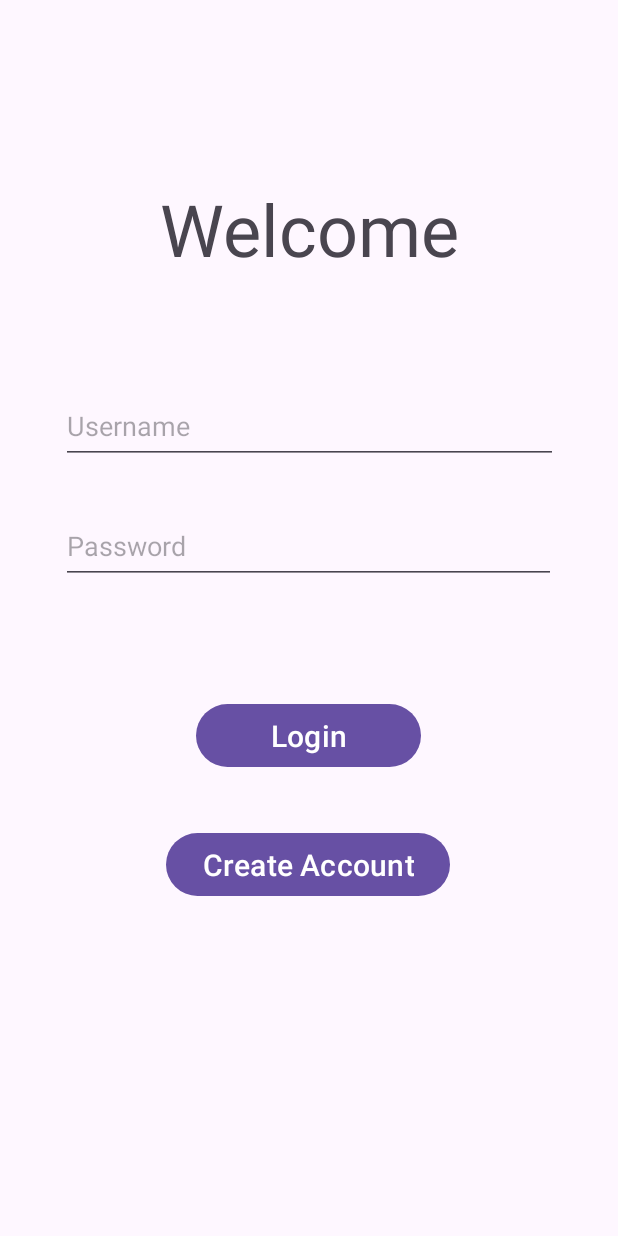
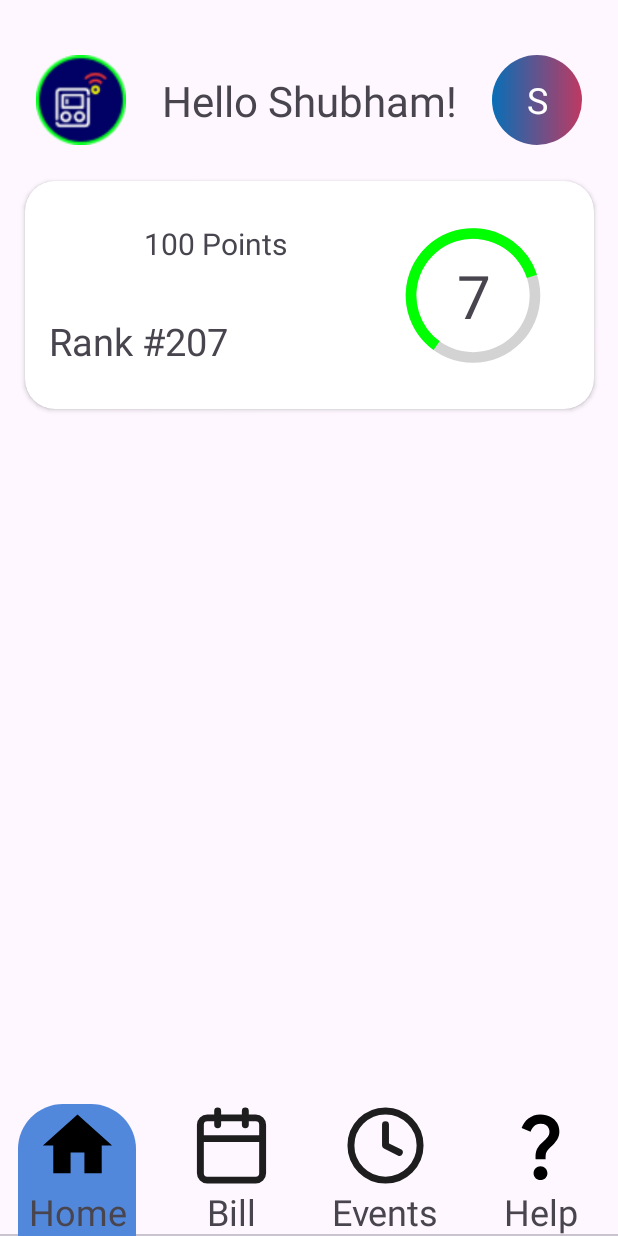
Before and after one commit to shubhamagrl/BDR-App-Project, an Android app: the screen it shows after launch (MainActivity), on a phone screen of 412 x 824 dp. Run offline under Robolectric (Android 15) with nearby library versions, the phone set to English and light mode, and no system bars; our stand-ins replace data binding.

Commit message:
Completed the Tab Layout

```diff
--- a/app/src/main/java/com/example/bdrapp/MainActivity.kt
+++ b/app/src/main/java/com/example/bdrapp/MainActivity.kt
@@ -1,6 +1,8 @@
 package com.example.bdrapp
 
+import android.graphics.PorterDuff
 import android.os.Bundle
+import android.view.LayoutInflater
 import android.view.MenuItem
 import android.view.View
 import android.widget.ImageView
@@ -9,35 +11,103 @@ import android.widget.TextView
 import android.widget.Toast
 import androidx.activity.enableEdgeToEdge
 import androidx.appcompat.app.AppCompatActivity
+import androidx.core.content.ContextCompat
 import androidx.core.view.ViewCompat
 import androidx.core.view.WindowInsetsCompat
 import androidx.databinding.DataBindingUtil
 import androidx.viewpager2.widget.ViewPager2
 import com.example.bdrapp.adapters.myPagerAdapter
 import com.example.bdrapp.databinding.ActivityMainBinding
+import com.google.android.material.tabs.TabLayout
+import com.google.android.material.tabs.TabLayoutMediator
 
 class MainActivity : AppCompatActivity() {
 
     lateinit var binding: ActivityMainBinding
     lateinit var viewPager2: ViewPager2
     lateinit var adapter: myPagerAdapter
+    lateinit var tabLayout: TabLayout
 
     override fun onCreate(savedInstanceState: Bundle?) {
         super.onCreate(savedInstanceState)
         enableEdgeToEdge()
         setContentView(R.layout.activity_main)
 
+        setup()
+        tabSelection()
+    }
+
+
+    fun setup(){
         viewPager2 = findViewById(R.id.id_viewPager2)
-        viewPager2.orientation = ViewPager2.ORIENTATION_HORIZONTAL
-
-        adapter = myPagerAdapter(supportFragmentManager, lifecycle)
-
-        adapter.addFragments(fragment_login())
-        adapter.addFragments(fragment_bill())
-        adapter.addFragments(fragment_events())
-        adapter.addFragments(fragment_help())
-
+        adapter = myPagerAdapter(this)
         viewPager2.adapter = adapter
 
+        // Set up TabLayout with ViewPager
+        tabLayout = findViewById(R.id.idtablayout)
+        TabLayoutMediator(tabLayout, viewPager2) { tab, position ->
+            when (position) {
+                0 -> tab.text = "Home"
+                1 -> tab.text = "Bill"
+                2 -> tab.text = "Events"
+                3 -> tab.text = "Help"
+            }
+        }.attach()
+        for (i in 0 until tabLayout.tabCount) {
+            val tab = tabLayout.getTabAt(i)
+            tab?.customView = getTabView(i)
+        }
+    }
+
+    fun tabSelection(){
+        tabLayout.addOnTabSelectedListener(object : TabLayout.OnTabSelectedListener {
+            override fun onTabSelected(tab: TabLayout.Tab) {
+                val tabIcon = tab.customView?.findViewById<ImageView>(R.id.id_tab_icon)
+                val tabTitle = tab.customView?.findViewById<TextView>(R.id.id_tab_text)
+
+                tabIcon?.setColorFilter(ContextCompat.getColor(this@MainActivity, R.color.selectedColor), PorterDuff.Mode.SRC_IN)
+                tabTitle?.setTextColor(ContextCompat.getColor(this@MainActivity, R.color.selectedColor))
+            }
+
+            override fun onTabUnselected(tab: TabLayout.Tab) {
+                val tabIcon = tab.customView?.findViewById<ImageView>(R.id.id_tab_icon)
+                val tabTitle = tab.customView?.findViewById<TextView>(R.id.id_tab_text)
+
+                tabIcon?.setColorFilter(ContextCompat.getColor(this@MainActivity, R.color.unselectedColor), PorterDuff.Mode.SRC_IN)
+                tabTitle?.setTextColor(ContextCompat.getColor(this@MainActivity, R.color.unselectedColor))
+            }
+
+            override fun onTabReselected(tab: TabLayout.Tab?) {
+                TODO("Not yet implemented")
+            }
+        })
+    }
+    fun getTabView(position: Int): View {
+        val view = LayoutInflater.from(this).inflate(R.layout.custom_tab_layout, null)
+        val tabIcon: ImageView = view.findViewById(R.id.id_tab_icon)
+        val tabTitle: TextView = view.findViewById(R.id.id_tab_text)
+
+        when (position) {
+            0 -> {
+                tabIcon.setImageResource(R.drawable.home_icon)
+                tabTitle.text = "Home"
+            }
+
+            1 -> {
+                tabIcon.setImageResource(R.drawable.bill_icon)
+                tabTitle.text = "Bill"
+            }
+
+            2 -> {
+                tabIcon.setImageResource(R.drawable.events_icon)
+                tabTitle.text = "Events"
+            }
+
+            3 -> {
+                tabIcon.setImageResource(R.drawable.help_icon)
+                tabTitle.text = "Help"
+            }
+        }
+        return view
     }
 }
--- a/app/src/main/java/com/example/bdrapp/adapters/myPagerAdapter.kt
+++ b/app/src/main/java/com/example/bdrapp/adapters/myPagerAdapter.kt
@@ -1,23 +1,25 @@
 package com.example.bdrapp.adapters
 
+import androidx.appcompat.app.AppCompatActivity
 import androidx.fragment.app.Fragment
 import androidx.fragment.app.FragmentManager
 import androidx.fragment.app.FragmentPagerAdapter
 import androidx.lifecycle.Lifecycle
 import androidx.viewpager2.adapter.FragmentStateAdapter
-
-class myPagerAdapter(fm: FragmentManager, lc: Lifecycle): FragmentStateAdapter(fm,lc){
-
-    var FragmentsList: ArrayList<Fragment> = ArrayList()
-
-    fun addFragments(fragment: Fragment){
-        FragmentsList.add(fragment)
-    }
-    override fun getItemCount(): Int {
-        return FragmentsList.size
-    }
+import com.example.bdrapp.fragment_bill
+import com.example.bdrapp.fragment_events
+import com.example.bdrapp.fragment_help
+import com.example.bdrapp.fragment_home
+class myPagerAdapter(activity: AppCompatActivity) : FragmentStateAdapter(activity) {
+    override fun getItemCount(): Int = 4
 
     override fun createFragment(position: Int): Fragment {
-        return FragmentsList.get(position)
+        return when (position) {
+            0 -> fragment_home()
+            1 -> fragment_bill()
+            2 -> fragment_events()
+            3 -> fragment_help()
+            else -> fragment_home()
+        }
     }
 }
--- a/app/src/main/java/com/example/bdrapp/fragment_home.kt
+++ b/app/src/main/java/com/example/bdrapp/fragment_home.kt
@@ -11,6 +11,7 @@ import android.widget.TextView
 import android.widget.Toast
 import androidx.databinding.DataBindingUtil
 import androidx.navigation.findNavController
+import androidx.navigation.fragment.findNavController
 import com.example.bdrapp.databinding.FragmentHomeBinding
 
 class fragment_home : Fragment() {
@@ -46,10 +47,10 @@ class fragment_home : Fragment() {
     private fun handleMenuItemClick(item: MenuItem, view: View): Boolean {
         return when (item.itemId) {
             R.id.option_1 -> {
-                Toast.makeText(requireContext(), "Profile", Toast.LENGTH_SHORT).show()
                 true
             }
             R.id.option_2 -> {
+                Toast.makeText(requireContext(), "Add Account", Toast.LENGTH_SHORT).show()
                 true
             }
             R.id.option_3 -> {
--- a/app/src/main/java/com/example/bdrapp/fragment_login.kt
+++ b/app/src/main/java/com/example/bdrapp/fragment_login.kt
@@ -8,6 +8,7 @@ import android.view.ViewGroup
 import android.widget.Button
 import androidx.databinding.DataBindingUtil
 import androidx.navigation.findNavController
+import androidx.navigation.fragment.findNavController
 import com.example.bdrapp.databinding.FragmentLoginBinding
 
 class fragment_login : Fragment() {
@@ -26,6 +27,10 @@ class fragment_login : Fragment() {
         login_button = binding.idLoginButton
         create_button = binding.idLoginCreate
 
+        /*login_button.setOnClickListener{
+            it.findNavController().navigate(R.id.action_fragment_login_to_mainActivity)
+        }*/
+
 
         return binding.root
     }
--- a/app/src/main/res/drawable/tab_indicator.xml
+++ b/app/src/main/res/drawable/tab_indicator.xml
@@ -1,7 +1,7 @@
 <?xml version="1.0" encoding="utf-8"?>
 <shape xmlns:android="http://schemas.android.com/apk/res/android"
     android:shape="rectangle">
-    <solid android:color="#CF9DED"/>
+    <solid android:color="#5288DC"/>
     <corners android:topLeftRadius="30dp"
         android:topRightRadius="30dp"/>
 </shape>
--- a/app/src/main/res/layout/activity_main.xml
+++ b/app/src/main/res/layout/activity_main.xml
@@ -8,6 +8,20 @@
         android:layout_width="match_parent"
         android:layout_height="match_parent">
 
+        <com.google.android.material.tabs.TabLayout
+            android:id="@+id/idtablayout"
+            android:layout_width="0dp"
+            android:layout_height="wrap_content"
+            app:layout_constraintBottom_toBottomOf="parent"
+            app:layout_constraintEnd_toEndOf="parent"
+            app:layout_constraintStart_toStartOf="parent"
+            app:tabGravity="fill"
+            app:tabIndicator="@drawable/tab_indicator"
+            app:tabIndicatorAnimationMode="elastic"
+            app:tabIndicatorColor="@null"
+            app:tabIndicatorGravity="stretch"
+            app:tabMode="fixed"/>
+
         <androidx.viewpager2.widget.ViewPager2
             android:id="@+id/id_viewPager2"
             android:layout_width="0dp"
@@ -15,7 +29,9 @@
             app:layout_constraintBottom_toBottomOf="parent"
             app:layout_constraintEnd_toEndOf="parent"
             app:layout_constraintStart_toStartOf="parent"
-            app:layout_constraintTop_toTopOf="parent" />
+            app:layout_constraintTop_toTopOf="parent">
+
+        </androidx.viewpager2.widget.ViewPager2>
 
     </androidx.constraintlayout.widget.ConstraintLayout>
 </layout>
--- a/app/src/main/res/layout/custom_tab_layout.xml
+++ b/app/src/main/res/layout/custom_tab_layout.xml
@@ -3,21 +3,23 @@
     xmlns:app="http://schemas.android.com/apk/res-auto"
     xmlns:tools="http://schemas.android.com/tools"
     android:layout_width="wrap_content"
-    android:layout_height="match_parent">
+    android:layout_height="wrap_content">
 
     <ImageView
-        android:id="@+id/imageView"
-        android:layout_width="60dp"
-        android:layout_height="60dp"
-        android:layout_marginTop="196dp"
+        android:id="@+id/id_tab_icon"
+        android:layout_width="55dp"
+        android:layout_height="55dp"
+        app:layout_constraintEnd_toEndOf="parent"
         app:layout_constraintStart_toStartOf="parent"
-        app:layout_constraintTop_toTopOf="parent"/>
+        app:layout_constraintTop_toTopOf="parent" />
+
     <TextView
-        android:id="@+id/textView"
+        android:id="@+id/id_tab_text"
         android:layout_width="wrap_content"
         android:layout_height="wrap_content"
+        android:textSize="24sp"
         android:text="Tab"
-        app:layout_constraintEnd_toEndOf="@+id/imageView"
-        app:layout_constraintStart_toStartOf="@+id/imageView"
-        app:layout_constraintTop_toBottomOf="@+id/imageView" />
+        app:layout_constraintEnd_toEndOf="@+id/id_tab_icon"
+        app:layout_constraintStart_toStartOf="@+id/id_tab_icon"
+        app:layout_constraintTop_toBottomOf="@+id/id_tab_icon" />
 </androidx.constraintlayout.widget.ConstraintLayout>
--- a/app/src/main/res/layout/fragment_login.xml
+++ b/app/src/main/res/layout/fragment_login.xml
@@ -67,7 +67,7 @@
             android:layout_width="wrap_content"
             android:layout_height="50dp"
             android:layout_marginTop="36dp"
-            android:text="Create Account"
+            android:text="Create New Account"
             android:textSize="20sp"
             app:layout_constraintEnd_toEndOf="parent"
             app:layout_constraintHorizontal_bias="0.497"
--- a/app/src/main/res/values/colors.xml
+++ b/app/src/main/res/values/colors.xml
@@ -2,4 +2,7 @@
 <resources>
     <color name="black">#FF000000</color>
     <color name="white">#FFFFFFFF</color>
+
+    <color name="selectedColor">#FFFFFF</color>
+    <color name="unselectedColor">#000000</color>
 </resources>
```
Also changed, not shown: app/src/main/java/com/example/bdrapp/fragment_add_account.kt (+11 -4 lines), app/src/main/res/layout/fragment_add_account.xml (+6 -3 lines).
